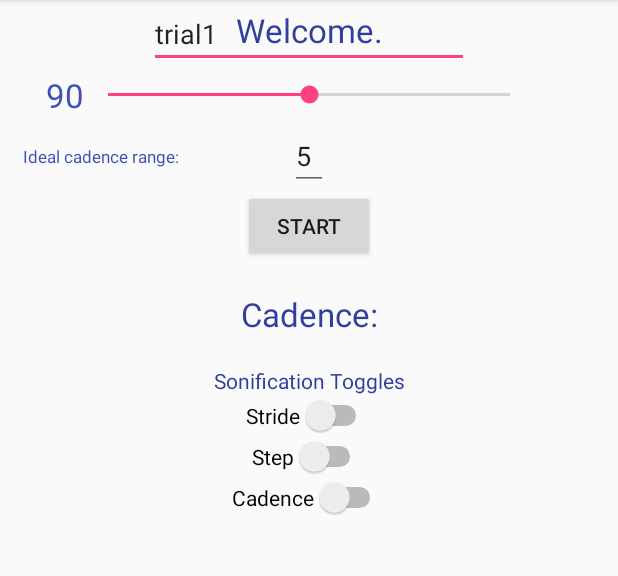
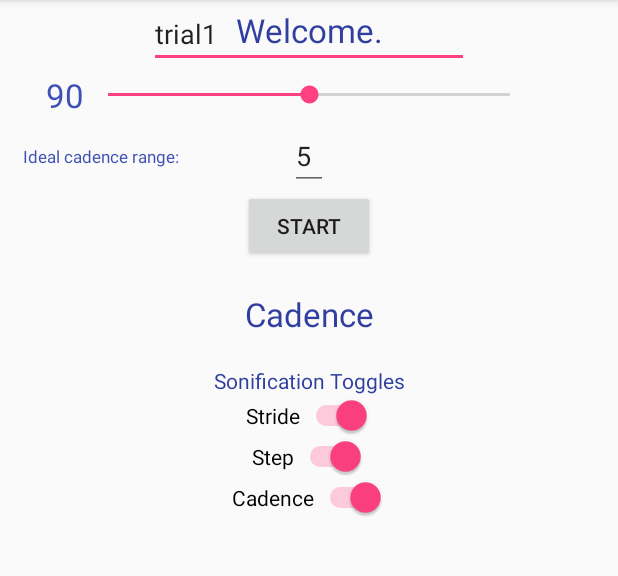
Before and after one commit to mihir0/computer-audio, an Android app: the screen it shows after launch (MainActivity), on a phone screen of 412 x 824 dp, the part 84-660 px from its top. Run offline under Robolectric (Android 15) with nearby library versions, the phone set to English and light mode, and no system bars.

Commit message:
UI refinements

```diff
--- a/mobile/src/main/java/gt/sonifyrunning/MainActivity.java
+++ b/mobile/src/main/java/gt/sonifyrunning/MainActivity.java
@@ -197,7 +197,7 @@ public class MainActivity extends AppCompatActivity implements SensorEventListen
         textView2.setText(String.format("Cadence: %.04f", cadenceBuffer));
         if (soundsLoaded) {
             volume[0] = map(y, 9.4f, 13f, 0f, 1);
-            Log.d("Gain", String.valueOf(volume[0]));
+            // Log.d("Gain", String.valueOf(volume[0]));
             if (strideOn) {
                 soundPool.setVolume(streamID[0], volume[0], volume[0]);
             } else {
--- a/mobile/src/main/res/layout/activity_main.xml
+++ b/mobile/src/main/res/layout/activity_main.xml
@@ -110,7 +110,7 @@
         android:layout_width="wrap_content"
         android:layout_height="wrap_content"
         android:layout_marginTop="20dp"
-        android:text="Cadence:"
+        android:text="Cadence"
         android:textColor="@color/colorPrimaryDark"
         android:textSize="10pt"
         app:layout_constraintLeft_toLeftOf="parent"
@@ -131,6 +131,7 @@
         android:layout_width="wrap_content"
         android:layout_height="wrap_content"
         android:text="Stride"
+        android:checked="true"
         app:layout_constraintLeft_toLeftOf="parent"
         app:layout_constraintRight_toRightOf="parent"
         app:layout_constraintTop_toBottomOf="@+id/textView3" />
@@ -139,6 +140,7 @@
         android:layout_width="wrap_content"
         android:layout_height="wrap_content"
         android:text="Step"
+        android:checked="true"
         app:layout_constraintLeft_toLeftOf="parent"
         app:layout_constraintRight_toRightOf="parent"
         app:layout_constraintTop_toBottomOf="@+id/strideSwitch"/>
@@ -147,6 +149,7 @@
         android:layout_width="wrap_content"
         android:layout_height="wrap_content"
         android:text="Cadence"
+        android:checked="true"
         app:layout_constraintLeft_toLeftOf="parent"
         app:layout_constraintRight_toRightOf="parent"
         app:layout_constraintTop_toBottomOf="@+id/stepSwitch"/>
```
